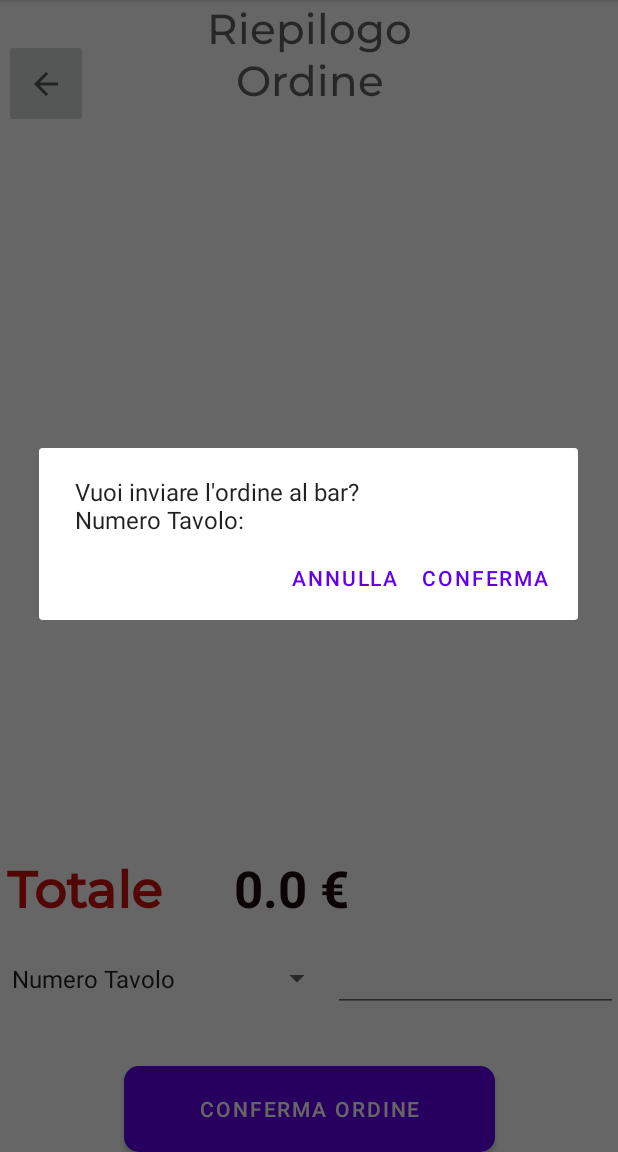
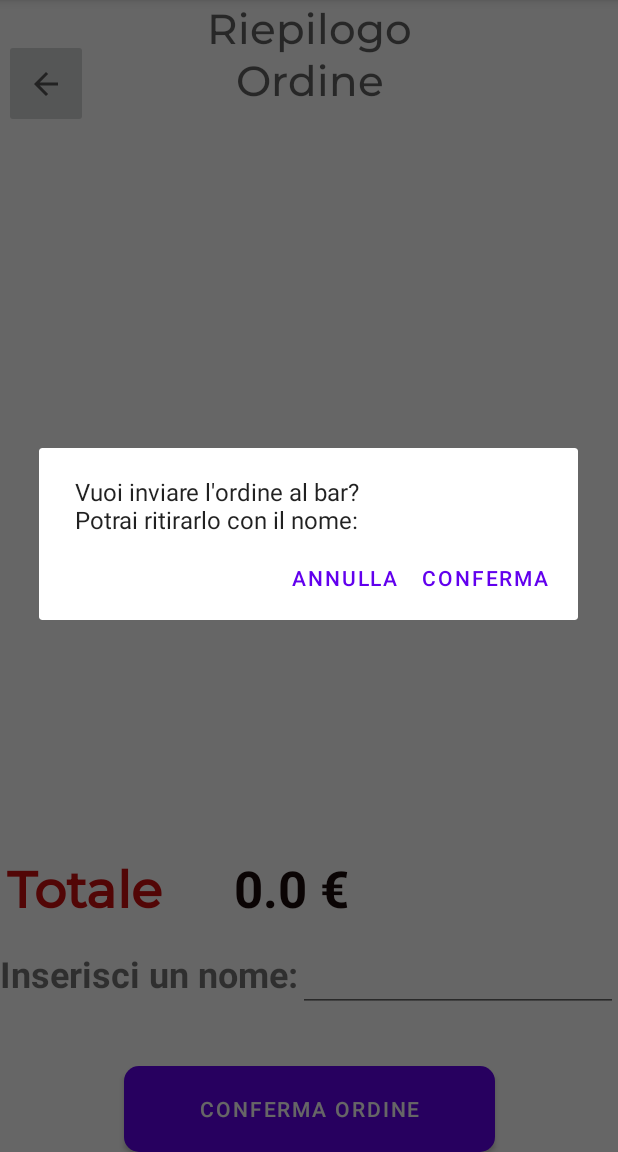
Before and after one commit to kanoch/3Stelle-Beach, an Android app: the DrinkCheckout screen opened directly, with no data from a screen before it, after a tap on "CONFERMA ORDINE", on a phone screen of 412 x 824 dp, the part 84-1236 px from its top. Run offline under Robolectric (Android 15) with nearby library versions, the phone set to English and light mode, and no system bars; our stand-ins replace Firebase (no records; nobody signed in at launch, a user with empty details on screens opened directly).

Commit message:
changed DB drink's orders fields. Add client name. Add interface to print the order when ready (NEED TO TEST IT).

```diff
--- a/app/src/main/java/com/example/app3stelle/ui/Drinks/DrinkCheckout.java
+++ b/app/src/main/java/com/example/app3stelle/ui/Drinks/DrinkCheckout.java
@@ -3,11 +3,9 @@ package com.example.app3stelle.ui.Drinks;
 import android.app.AlertDialog;
 import android.content.Intent;
 import android.os.Bundle;
-import android.widget.ArrayAdapter;
 import android.widget.Button;
 import android.widget.EditText;
 import android.widget.ImageButton;
-import android.widget.Spinner;
 import android.widget.TextView;
 
 import androidx.appcompat.app.AppCompatActivity;
@@ -22,7 +20,6 @@ import com.google.firebase.database.FirebaseDatabase;
 
 public class DrinkCheckout extends AppCompatActivity {
     private MySharedData sharedData = MySharedData.getInstance();
-    private  Spinner spinner;
     private EditText editTextNumberDelivery;
 
     @Override
@@ -48,29 +45,22 @@ public class DrinkCheckout extends AppCompatActivity {
             startActivity(intent);
         });
 
-        spinner = findViewById(R.id.spinnerDelivery);
-        ArrayAdapter<CharSequence> adapterSpinner = ArrayAdapter.createFromResource(this,
-                R.array.opzioni_array, android.R.layout.simple_spinner_item);
-
-        adapterSpinner.setDropDownViewResource(android.R.layout.simple_spinner_dropdown_item);
-        spinner.setAdapter(adapterSpinner);
-
         buttonCheckout.setOnClickListener(v -> showConfirmationDialog());
     }
 
     private void showConfirmationDialog() {
         AlertDialog.Builder builder = new AlertDialog.Builder(this);
-        builder.setMessage("Vuoi inviare l'ordine al bar? \n"+spinner.getSelectedItem()+": "+editTextNumberDelivery.getText())
+        builder.setMessage("Vuoi inviare l'ordine al bar? \n"+"Potrai ritirarlo con il nome: "+editTextNumberDelivery.getText())
                 .setPositiveButton("Conferma", (dialog, id) -> {
                     FirebaseDatabase database = FirebaseDatabase.getInstance();
                     DatabaseReference refOrdini = database.getReference("Ordini Drink").push();
                     String orderDescription = sharedData.getFullOrderDescription();
-                    String orderDestination = spinner.getSelectedItem()+": "+editTextNumberDelivery.getText();
+                    String clientName = editTextNumberDelivery.getText().toString();
 
                     OrderItem itm = new OrderItem(
                             sharedData.getTotalCartDrink(),
                             orderDescription,
-                            orderDestination,
+                            clientName,
                             sharedData.getUserId());
                     refOrdini.setValue(itm);
 
--- /dev/null
+++ b/app/src/main/java/com/example/app3stelle/ui/Drinks/printInterface.java
@@ -0,0 +1,5 @@
+package com.example.app3stelle.ui.Drinks;
+
+public interface printInterface {
+    void printOrder();
+}
--- a/app/src/main/java/com/example/app3stelle/ui/history/RowAdapter.java
+++ b/app/src/main/java/com/example/app3stelle/ui/history/RowAdapter.java
@@ -80,7 +80,7 @@ public class RowAdapter extends RecyclerView.Adapter<RowAdapter.ViewHolder> {
         public ViewHolder(@NonNull View itemView,Context cont) {
             super(itemView);
             itemView.setOnLongClickListener(this);
-            destinationTextView = itemView.findViewById(R.id.destinationTextView);
+            destinationTextView = itemView.findViewById(R.id.clientNameTextView);
             textViewDrinkList = itemView.findViewById(R.id.textViewDrinkList);
             textViewPrice = itemView.findViewById(R.id.textViewPriceDrink);
             this.cont= cont;
--- a/app/src/main/res/layout/drink_checkout_layout.xml
+++ b/app/src/main/res/layout/drink_checkout_layout.xml
@@ -104,18 +104,21 @@
         app:layout_constraintTop_toBottomOf="@+id/linearLayout"
         app:layout_constraintVertical_bias="0.0">
 
-        <Spinner
-            android:id="@+id/spinnerDelivery"
-            android:layout_width="222dp"
-            android:layout_height="43dp" />
+        <TextView
+            android:id="@+id/textView15"
+            android:layout_width="wrap_content"
+            android:layout_height="wrap_content"
+            android:layout_weight="1"
+            android:text="Inserisci un nome:"
+            android:textSize="24sp"
+            android:textStyle="bold" />
 
         <EditText
             android:id="@+id/editTextNumberDelivery"
             android:layout_width="wrap_content"
             android:layout_height="wrap_content"
             android:layout_weight="1"
-            android:ems="10"
-            android:inputType="number" />
+            android:ems="10" />
     </LinearLayout>
 
 </androidx.constraintlayout.widget.ConstraintLayout>
--- a/app/src/main/res/values/colors.xml
+++ b/app/src/main/res/values/colors.xml
@@ -8,4 +8,6 @@
     <color name="black">#FF000000</color>
     <color name="white">#FFFFFFFF</color>
     <color name="green">#03AC13</color>
+    <color name="yellow">#FFC400</color>
+    <color name="readyGreen">#76FF03</color>
 </resources>
--- a/app/src/main/res/values/strings.xml
+++ b/app/src/main/res/values/strings.xml
@@ -15,6 +15,9 @@
         ombrellone per qualche giorno? In cambio riceverei dei buoni utilizzabili
     presso il bar</string>
 
+    <string name="message_updateOrder">Vuoi segnare lo stato dell\' ordine come "In Preparazione"?</string>
+    <string name="message_completeOrder">Vuoi segnare lo stato dell\' ordine come "Pronto"?</string>
+
     <string-array name="opzioni_array">
         <item>Numero Tavolo</item>
         <item>Numero Ombrellone</item>
```
Also changed, not shown: app/src/main/java/com/example/app3stelle/ui/Drinks/OrderItem.java (+9 -9 lines), app/src/main/java/com/example/app3stelle/ui/Drinks/orderOfDrinksAdapter.java (+15 -31 lines), app/src/main/java/com/example/app3stelle/ui/Drinks/provaResoconto.java (+16 -10 lines), app/src/main/res/layout/driks_resume_bar_layout.xml (+3 -31 lines), app/src/main/res/layout/drink_history_row.xml (+5 -3 lines).
